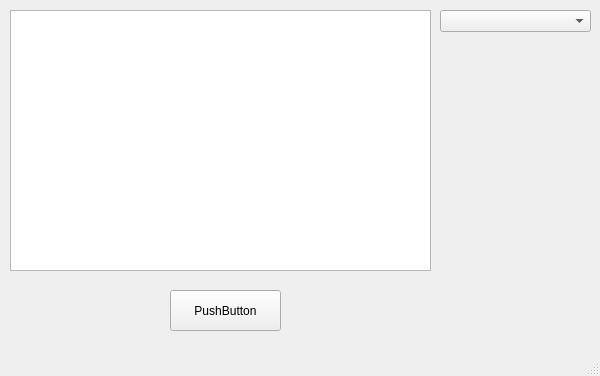
Above: MainView.ui from V9balazs/Text-and-speech-api before the change. Below: the same form after it.
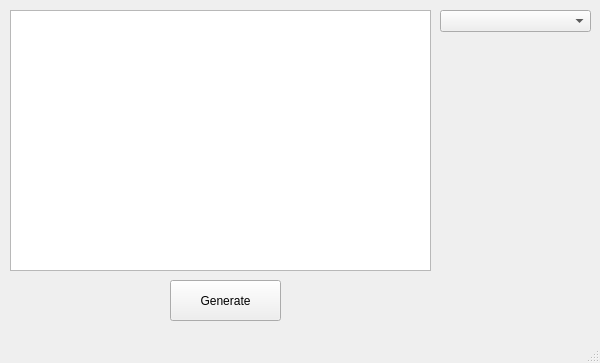
That is the form after the change.

```diff
--- a/MainView.ui
+++ b/MainView.ui
@@ -7,7 +7,7 @@
     <x>0</x>
     <y>0</y>
     <width>600</width>
-    <height>376</height>
+    <height>363</height>
    </rect>
   </property>
   <property name="windowTitle">
@@ -18,13 +18,13 @@
     <property name="geometry">
      <rect>
       <x>170</x>
-      <y>290</y>
+      <y>280</y>
       <width>111</width>
       <height>41</height>
      </rect>
     </property>
     <property name="text">
-     <string>PushButton</string>
+     <string>Generate</string>
     </property>
    </widget>
    <widget class="QComboBox" name="comboBox">
```
Left out of the diff: 3 changed lines with no effect on the pictures.
